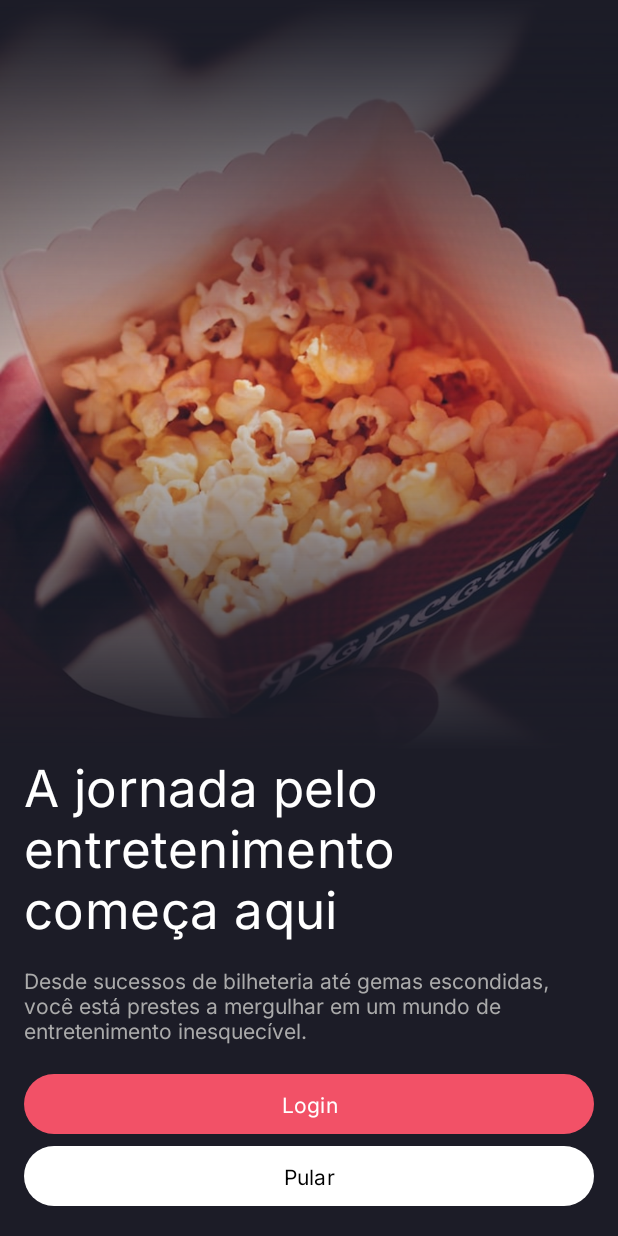
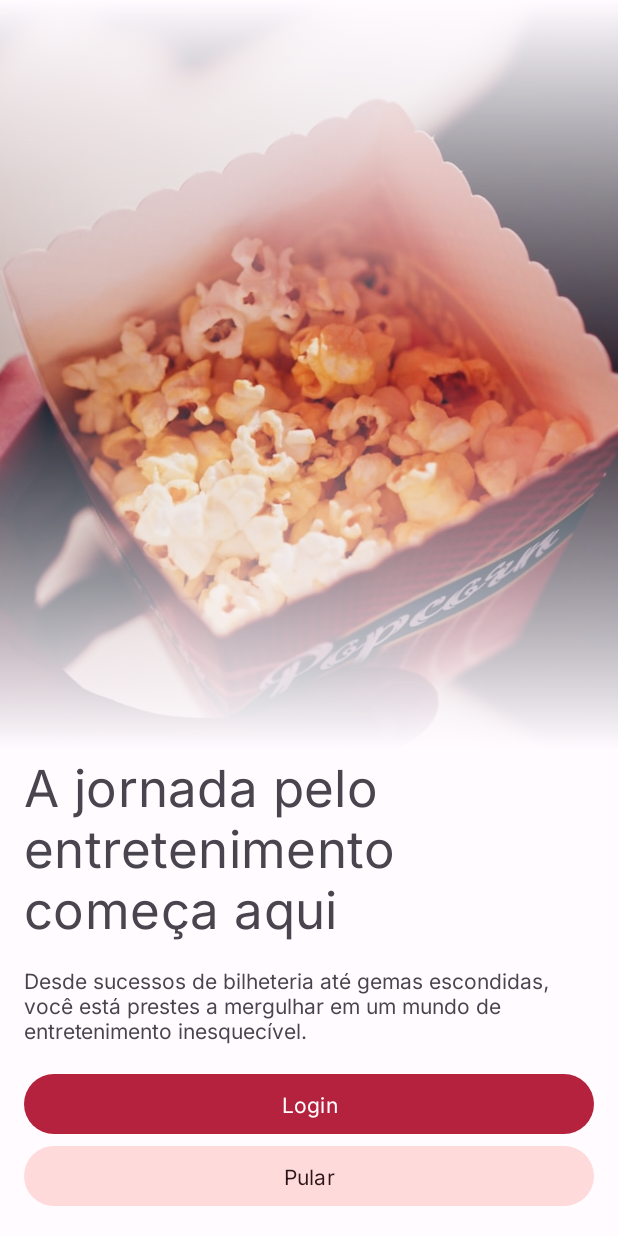
Before and after one commit to vitorfg8/Popcorn, an Android app: the screen it shows after launch (MainActivity), on a phone screen of 412 x 824 dp. Run offline under Robolectric (Android 15) with nearby library versions, the phone set to English and light mode, and no system bars.

Commit message:
update theme

```diff
--- a/app/src/main/res/drawable/gradient.xml
+++ b/app/src/main/res/drawable/gradient.xml
@@ -3,7 +3,7 @@
 
     <gradient
         android:angle="90"
-        android:centerColor="#00000000"
-        android:endColor="#1C1C27"
-        android:startColor="#1C1C27" />
+        android:startColor="?attr/android:windowBackground"
+        android:centerColor="@android:color/transparent"
+        android:endColor="?attr/android:windowBackground"/>
 </shape>
--- a/app/src/main/res/layout/activity_main.xml
+++ b/app/src/main/res/layout/activity_main.xml
@@ -4,7 +4,6 @@
     xmlns:tools="http://schemas.android.com/tools"
     android:layout_width="match_parent"
     android:layout_height="match_parent"
-    android:background="#1C1C27"
     android:paddingBottom="@dimen/spacing_3"
     tools:context=".MainActivity">
 
@@ -38,7 +37,6 @@
         android:layout_marginBottom="@dimen/spacing_3"
         android:text="@string/onboarding_title"
         android:textAppearance="@style/TextAppearance.MaterialComponents.Headline4"
-        android:textColor="@color/white"
         app:layout_constraintBottom_toTopOf="@id/textViewOnboarding"
         app:layout_constraintEnd_toEndOf="parent"
         app:layout_constraintStart_toStartOf="parent" />
@@ -51,7 +49,6 @@
         android:layout_marginHorizontal="@dimen/spacing_3"
         android:layout_marginBottom="@dimen/spacing_3"
         android:text="@string/onboarding_text"
-        android:textColor="@android:color/darker_gray"
         app:layout_constraintBottom_toTopOf="@id/buttonLogin"
         app:layout_constraintEnd_toEndOf="parent"
         app:layout_constraintStart_toStartOf="parent" />
@@ -73,7 +70,7 @@
         android:layout_width="match_parent"
         android:layout_height="wrap_content"
         android:layout_marginHorizontal="@dimen/spacing_3"
-        style="@style/Theme.Popcorn.SecondaryButton"
+        style="@style/Widget.Material3.Button.TonalButton"
         android:text="@string/skip"
         app:layout_constraintBottom_toBottomOf="parent"
         app:layout_constraintEnd_toEndOf="parent"
--- a/app/src/main/res/values-night/themes.xml
+++ b/app/src/main/res/values-night/themes.xml
@@ -1,6 +1,32 @@
 <resources>
     <!-- Base application theme. -->
     <style name="Base.Theme.Popcorn" parent="Theme.Material3.DayNight.NoActionBar">
+        <item name="colorPrimary">@color/md_theme_dark_primary</item>
+        <item name="colorOnPrimary">@color/md_theme_dark_onPrimary</item>
+        <item name="colorPrimaryContainer">@color/md_theme_dark_primaryContainer</item>
+        <item name="colorOnPrimaryContainer">@color/md_theme_dark_onPrimaryContainer</item>
+        <item name="colorSecondary">@color/md_theme_dark_secondary</item>
+        <item name="colorOnSecondary">@color/md_theme_dark_onSecondary</item>
+        <item name="colorSecondaryContainer">@color/md_theme_dark_secondaryContainer</item>
+        <item name="colorOnSecondaryContainer">@color/md_theme_dark_onSecondaryContainer</item>
+        <item name="colorTertiary">@color/md_theme_dark_tertiary</item>
+        <item name="colorOnTertiary">@color/md_theme_dark_onTertiary</item>
+        <item name="colorTertiaryContainer">@color/md_theme_dark_tertiaryContainer</item>
+        <item name="colorOnTertiaryContainer">@color/md_theme_dark_onTertiaryContainer</item>
+        <item name="colorError">@color/md_theme_dark_error</item>
+        <item name="colorErrorContainer">@color/md_theme_dark_errorContainer</item>
+        <item name="colorOnError">@color/md_theme_dark_onError</item>
+        <item name="colorOnErrorContainer">@color/md_theme_dark_onErrorContainer</item>
+        <item name="android:colorBackground">@color/md_theme_dark_background</item>
+        <item name="colorOnBackground">@color/md_theme_dark_onBackground</item>
+        <item name="colorSurface">@color/md_theme_dark_surface</item>
+        <item name="colorOnSurface">@color/md_theme_dark_onSurface</item>
+        <item name="colorSurfaceVariant">@color/md_theme_dark_surfaceVariant</item>
+        <item name="colorOnSurfaceVariant">@color/md_theme_dark_onSurfaceVariant</item>
+        <item name="colorOutline">@color/md_theme_dark_outline</item>
+        <item name="colorOnSurfaceInverse">@color/md_theme_dark_inverseOnSurface</item>
+        <item name="colorSurfaceInverse">@color/md_theme_dark_inverseSurface</item>
+        <item name="colorPrimaryInverse">@color/md_theme_dark_inversePrimary</item>
         <item name="fontFamily">@font/inter</item>
     </style>
 </resources>
--- a/app/src/main/res/values/colors.xml
+++ b/app/src/main/res/values/colors.xml
@@ -1,6 +1,64 @@
 <?xml version="1.0" encoding="utf-8"?>
 <resources>
-    <color name="black">#FF000000</color>
-    <color name="white">#FFFFFFFF</color>
-    <color name="red">#F25167</color>
+    <color name="seed">#F25167</color>
+    <color name="md_theme_light_primary">#B5223E</color>
+    <color name="md_theme_light_onPrimary">#FFFFFF</color>
+    <color name="md_theme_light_primaryContainer">#FFDADB</color>
+    <color name="md_theme_light_onPrimaryContainer">#40000D</color>
+    <color name="md_theme_light_secondary">#765658</color>
+    <color name="md_theme_light_onSecondary">#FFFFFF</color>
+    <color name="md_theme_light_secondaryContainer">#FFDADB</color>
+    <color name="md_theme_light_onSecondaryContainer">#2C1517</color>
+    <color name="md_theme_light_tertiary">#984062</color>
+    <color name="md_theme_light_onTertiary">#FFFFFF</color>
+    <color name="md_theme_light_tertiaryContainer">#FFD9E3</color>
+    <color name="md_theme_light_onTertiaryContainer">#3E001E</color>
+    <color name="md_theme_light_error">#BA1A1A</color>
+    <color name="md_theme_light_errorContainer">#FFDAD6</color>
+    <color name="md_theme_light_onError">#FFFFFF</color>
+    <color name="md_theme_light_onErrorContainer">#410002</color>
+    <color name="md_theme_light_background">#FFFBFF</color>
+    <color name="md_theme_light_onBackground">#201A1A</color>
+    <color name="md_theme_light_surface">#FFFBFF</color>
+    <color name="md_theme_light_onSurface">#201A1A</color>
+    <color name="md_theme_light_surfaceVariant">#F4DDDD</color>
+    <color name="md_theme_light_onSurfaceVariant">#524344</color>
+    <color name="md_theme_light_outline">#857373</color>
+    <color name="md_theme_light_inverseOnSurface">#FBEEED</color>
+    <color name="md_theme_light_inverseSurface">#362F2F</color>
+    <color name="md_theme_light_inversePrimary">#FFB2B7</color>
+    <color name="md_theme_light_shadow">#000000</color>
+    <color name="md_theme_light_surfaceTint">#B5223E</color>
+    <color name="md_theme_light_outlineVariant">#D7C1C2</color>
+    <color name="md_theme_light_scrim">#000000</color>
+    <color name="md_theme_dark_primary">#FFB2B7</color>
+    <color name="md_theme_dark_onPrimary">#67001B</color>
+    <color name="md_theme_dark_primaryContainer">#920029</color>
+    <color name="md_theme_dark_onPrimaryContainer">#FFDADB</color>
+    <color name="md_theme_dark_secondary">#E6BDBE</color>
+    <color name="md_theme_dark_onSecondary">#44292B</color>
+    <color name="md_theme_dark_secondaryContainer">#5C3F41</color>
+    <color name="md_theme_dark_onSecondaryContainer">#FFDADB</color>
+    <color name="md_theme_dark_tertiary">#FFB0C9</color>
+    <color name="md_theme_dark_onTertiary">#5E1134</color>
+    <color name="md_theme_dark_tertiaryContainer">#7B294A</color>
+    <color name="md_theme_dark_onTertiaryContainer">#FFD9E3</color>
+    <color name="md_theme_dark_error">#FFB4AB</color>
+    <color name="md_theme_dark_errorContainer">#93000A</color>
+    <color name="md_theme_dark_onError">#690005</color>
+    <color name="md_theme_dark_onErrorContainer">#FFDAD6</color>
+    <color name="md_theme_dark_background">#201A1A</color>
+    <color name="md_theme_dark_onBackground">#ECE0DF</color>
+    <color name="md_theme_dark_surface">#201A1A</color>
+    <color name="md_theme_dark_onSurface">#ECE0DF</color>
+    <color name="md_theme_dark_surfaceVariant">#524344</color>
+    <color name="md_theme_dark_onSurfaceVariant">#D7C1C2</color>
+    <color name="md_theme_dark_outline">#9F8C8D</color>
+    <color name="md_theme_dark_inverseOnSurface">#201A1A</color>
+    <color name="md_theme_dark_inverseSurface">#ECE0DF</color>
+    <color name="md_theme_dark_inversePrimary">#B5223E</color>
+    <color name="md_theme_dark_shadow">#000000</color>
+    <color name="md_theme_dark_surfaceTint">#FFB2B7</color>
+    <color name="md_theme_dark_outlineVariant">#524344</color>
+    <color name="md_theme_dark_scrim">#000000</color>
 </resources>
--- a/app/src/main/res/values/themes.xml
+++ b/app/src/main/res/values/themes.xml
@@ -1,6 +1,32 @@
 <resources>
     <!-- Base application theme. -->
     <style name="Base.Theme.Popcorn" parent="Theme.Material3.DayNight.NoActionBar">
+        <item name="colorPrimary">@color/md_theme_light_primary</item>
+        <item name="colorOnPrimary">@color/md_theme_light_onPrimary</item>
+        <item name="colorPrimaryContainer">@color/md_theme_light_primaryContainer</item>
+        <item name="colorOnPrimaryContainer">@color/md_theme_light_onPrimaryContainer</item>
+        <item name="colorSecondary">@color/md_theme_light_secondary</item>
+        <item name="colorOnSecondary">@color/md_theme_light_onSecondary</item>
+        <item name="colorSecondaryContainer">@color/md_theme_light_secondaryContainer</item>
+        <item name="colorOnSecondaryContainer">@color/md_theme_light_onSecondaryContainer</item>
+        <item name="colorTertiary">@color/md_theme_light_tertiary</item>
+        <item name="colorOnTertiary">@color/md_theme_light_onTertiary</item>
+        <item name="colorTertiaryContainer">@color/md_theme_light_tertiaryContainer</item>
+        <item name="colorOnTertiaryContainer">@color/md_theme_light_onTertiaryContainer</item>
+        <item name="colorError">@color/md_theme_light_error</item>
+        <item name="colorErrorContainer">@color/md_theme_light_errorContainer</item>
+        <item name="colorOnError">@color/md_theme_light_onError</item>
+        <item name="colorOnErrorContainer">@color/md_theme_light_onErrorContainer</item>
+        <item name="android:colorBackground">@color/md_theme_light_background</item>
+        <item name="colorOnBackground">@color/md_theme_light_onBackground</item>
+        <item name="colorSurface">@color/md_theme_light_surface</item>
+        <item name="colorOnSurface">@color/md_theme_light_onSurface</item>
+        <item name="colorSurfaceVariant">@color/md_theme_light_surfaceVariant</item>
+        <item name="colorOnSurfaceVariant">@color/md_theme_light_onSurfaceVariant</item>
+        <item name="colorOutline">@color/md_theme_light_outline</item>
+        <item name="colorOnSurfaceInverse">@color/md_theme_light_inverseOnSurface</item>
+        <item name="colorSurfaceInverse">@color/md_theme_light_inverseSurface</item>
+        <item name="colorPrimaryInverse">@color/md_theme_light_inversePrimary</item>
         <item name="fontFamily">@font/inter</item>
         <item name="android:windowTranslucentStatus">true</item>
     </style>
@@ -8,12 +34,12 @@
     <style name="Theme.Popcorn" parent="Base.Theme.Popcorn" />
 
     <style name="Theme.Popcorn.PrimaryButton" parent="Widget.Material3.Button">
-        <item name="backgroundTint">@color/red</item>
+        <!--<item name="backgroundTint">@color/red</item>-->
     </style>
 
     <style name="Theme.Popcorn.SecondaryButton" parent="Widget.Material3.Button">
-        <item name="backgroundTint">@color/white</item>
+   <!--     <item name="backgroundTint">@color/white</item>
         <item name="android:textColor">@color/black</item>
-        <item name="iconTint">@color/black</item>
+        <item name="iconTint">@color/black</item>-->
     </style>
 </resources>
```
